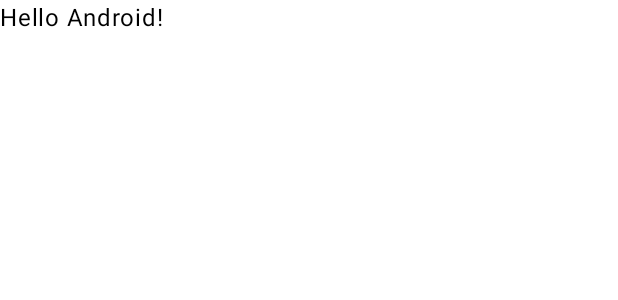
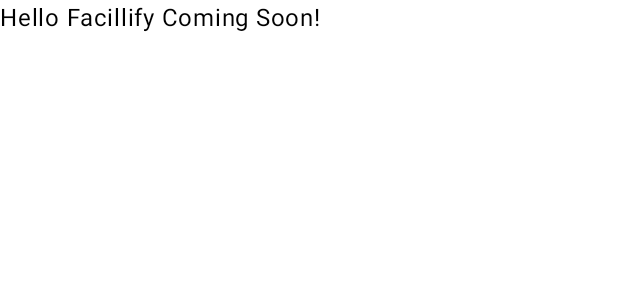
Before and after one commit to azaiskr/Facillify, an Android app built with Jetpack Compose: the @Preview function GreetingPreview, on a phone screen of 412 x 824 dp. Shown: the top 300 px of the screen. Run offline under Robolectric (Android 15) with nearby library versions, the phone set to English and light mode, and no system bars.

Commit message:
Test push

```diff
--- a/app/src/main/java/com/lidm/facillify/MainActivity.kt
+++ b/app/src/main/java/com/lidm/facillify/MainActivity.kt
@@ -22,7 +22,7 @@
                     modifier = Modifier.fillMaxSize(),
                     color = MaterialTheme.colorScheme.background
                 ) {
-                    Greeting("Android")
+                    Greeting("Facillify Coming Soon")
                 }
             }
         }
@@ -41,6 +41,6 @@
 @Composable
 fun GreetingPreview() {
     FacillifyTheme {
-        Greeting("Android")
+        Greeting("Facillify Coming Soon")
     }
 }
```
